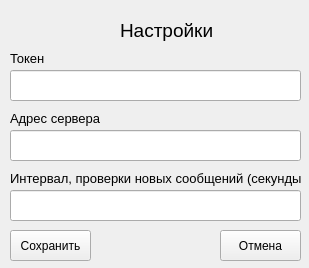
M2V0A02/gitart, file UI/setting.ui: the form before one commit.
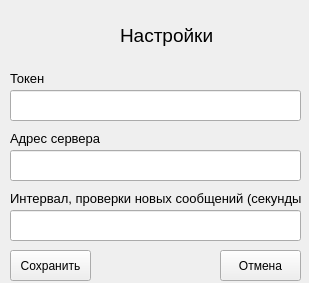
The form after the commit. Icons and pictures are not drawn.

Commit message: Увеличил иконку в настройках до 64x64 и изменил windowIcon на dart.png

```diff
--- a/UI/setting.ui
+++ b/UI/setting.ui
@@ -10,7 +10,7 @@
     <x>0</x>
     <y>0</y>
     <width>309</width>
-    <height>268</height>
+    <height>283</height>
    </rect>
   </property>
   <property name="contextMenuPolicy">
@@ -51,7 +51,7 @@
     <property name="geometry">
      <rect>
       <x>10</x>
-      <y>230</y>
+      <y>250</y>
       <width>81</width>
       <height>31</height>
      </rect>
@@ -64,7 +64,7 @@
     <property name="geometry">
      <rect>
       <x>10</x>
-      <y>50</y>
+      <y>70</y>
       <width>121</width>
       <height>16</height>
      </rect>
@@ -82,7 +82,7 @@
     <property name="geometry">
      <rect>
       <x>10</x>
-      <y>110</y>
+      <y>130</y>
       <width>111</width>
       <height>16</height>
      </rect>
@@ -100,7 +100,7 @@
     <property name="geometry">
      <rect>
       <x>10</x>
-      <y>170</y>
+      <y>190</y>
       <width>291</width>
       <height>16</height>
      </rect>
@@ -118,7 +118,7 @@
     <property name="geometry">
      <rect>
       <x>220</x>
-      <y>230</y>
+      <y>250</y>
       <width>81</width>
       <height>31</height>
      </rect>
@@ -132,8 +132,8 @@
      <rect>
       <x>10</x>
       <y>0</y>
-      <width>61</width>
-      <height>51</height>
+      <width>64</width>
+      <height>64</height>
      </rect>
     </property>
     <property name="text">
@@ -150,7 +150,7 @@
     <property name="geometry">
      <rect>
       <x>120</x>
-      <y>20</y>
+      <y>25</y>
       <width>101</width>
       <height>21</height>
      </rect>
@@ -168,7 +168,7 @@
     <property name="geometry">
      <rect>
       <x>10</x>
-      <y>70</y>
+      <y>90</y>
       <width>291</width>
       <height>31</height>
      </rect>
@@ -178,7 +178,7 @@
     <property name="geometry">
      <rect>
       <x>10</x>
-      <y>130</y>
+      <y>150</y>
       <width>291</width>
       <height>31</height>
      </rect>
@@ -188,7 +188,7 @@
     <property name="geometry">
      <rect>
       <x>10</x>
-      <y>190</y>
+      <y>210</y>
       <width>291</width>
       <height>31</height>
      </rect>
```
The commit also changes 2 other files.
